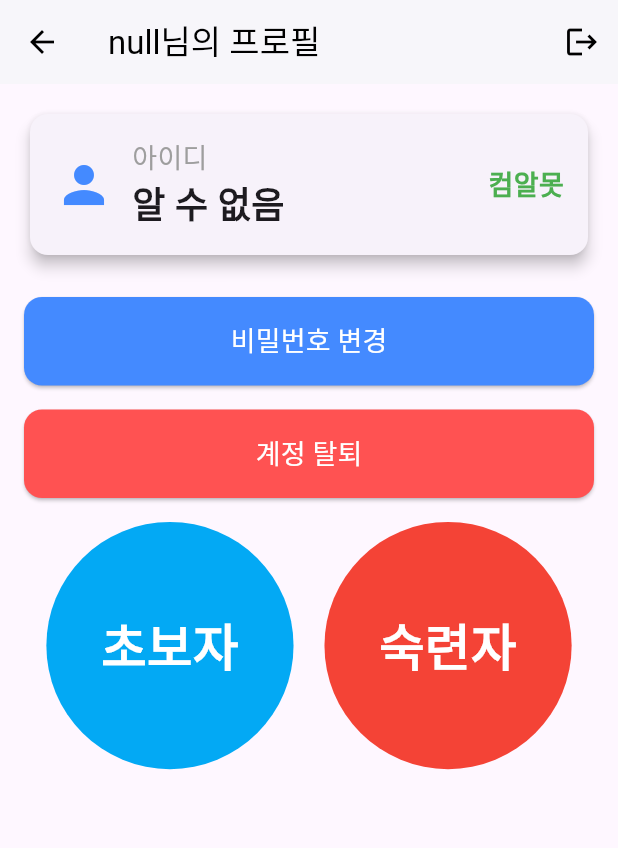
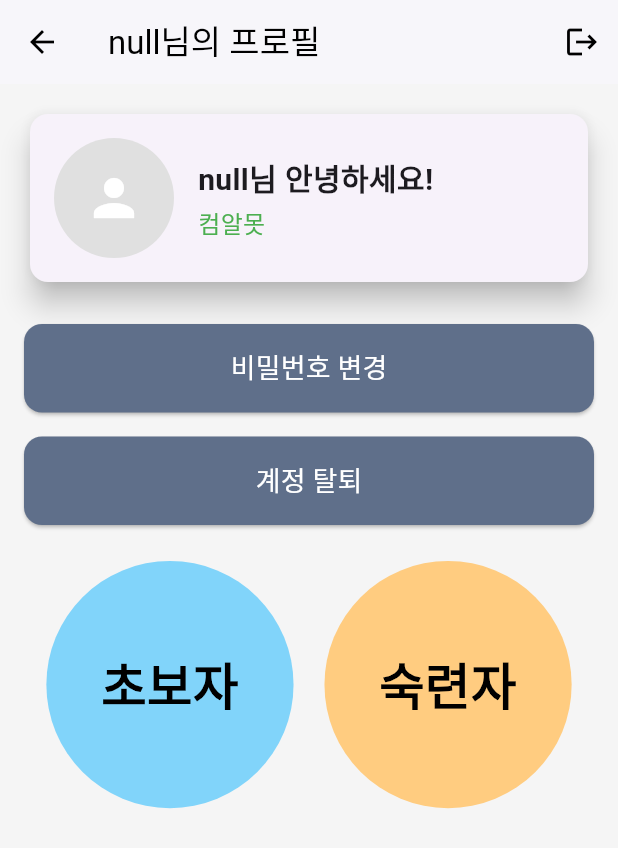
Before and after one commit to kjune922/Computer-Helper, a Flutter app: the ProfilePage screen opened by its route, after a tap on "숙련자", on a phone screen of 412 x 824 dp. Shown: the top 848 px of the screen. Run offline on Flutter 3.47's test engine with Material 3 defaults, Android fonts, the phone set to English and light mode, and no system bars; our stand-ins replace carousel_slider; project files that could hold a hidden picture were left out.

Commit message:
프로필디자인약간 변경

```diff
--- a/lib/pages/profile_page.dart
+++ b/lib/pages/profile_page.dart
@@ -1,6 +1,6 @@
-import 'package:com_recipe/Network.dart';
 import 'package:flutter/material.dart';
 import '../globals.dart';
+import '../Network.dart';
 
 class ProfilePage extends StatefulWidget {
   const ProfilePage({super.key});
@@ -12,23 +12,25 @@ class ProfilePage extends StatefulWidget {
 class _ProfilePageState extends State<ProfilePage> {
   Network changebegin = Network('http://116.124.191.174:15011/changeuserbool');
 
-  String beginOrNot ='';
+  String beginOrNot = '';
+
   @override
   void initState() {
     super.initState();
-    if(isBeginner){
-      beginOrNot ='컴알못';
-    }else{
-      beginOrNot ='컴잘알';
+    if (isBeginner) {
+      beginOrNot = '컴알못';
+    } else {
+      beginOrNot = '컴잘알';
     }
   }
+
   @override
   Widget build(BuildContext context) {
     final screenWidth = MediaQuery.of(context).size.width;
-    final screenHeight = MediaQuery.of(context).size.height;
+    final buttonSize = screenWidth * 0.4;
 
-    final buttonSize = screenWidth * 0.4;
     return Scaffold(
+      backgroundColor: Colors.grey[100],
       appBar: AppBar(
         title: Text(
           '${registeredUsername}님의 프로필',
@@ -40,74 +42,80 @@ class _ProfilePageState extends State<ProfilePage> {
         actions: [
           IconButton(
             onPressed: () {
-              showDialog(context: context, builder: (context){
+              showDialog(
+                context: context,
+                builder: (context) {
                   return AlertDialog(
                     title: Text('로그아웃 하시겠습니까?'),
                     actions: [
-                    TextButton(onPressed: (){
+                      TextButton(
+                          onPressed: () {
                             registeredUsername = null;
                             registeredUserLevel = null;
                             Navigator.pushReplacementNamed(context, '/');
-                    }, child: Text('로그아웃')),
-                    TextButton(onPressed: (){Navigator.pop(context);}, child: Text('취소'))
+                          },
+                          child: Text('로그아웃')),
+                      TextButton(
+                          onPressed: () {
+                            Navigator.pop(context);
+                          },
+                          child: Text('취소'))
                     ],
                   );
-              });
+                },
+              );
             },
             icon: Icon(Icons.logout),
           ),
         ],
       ),
-      body: Padding(
+      body: SingleChildScrollView(
+        child: Padding(
           padding: const EdgeInsets.all(16.0),
           child: Column(
+            crossAxisAlignment: CrossAxisAlignment.start,
             children: [
-            // 닉네임 카드
+              // 상단 프로필 카드
               Card(
                 shape: RoundedRectangleBorder(
                   borderRadius: BorderRadius.circular(12),
                 ),
-              elevation: 4,
+                elevation: 8,
                 child: Padding(
                   padding: const EdgeInsets.all(16.0),
                   child: Row(
-                  mainAxisAlignment: MainAxisAlignment.spaceBetween, // 아이템을 양 끝에 배치
                     children: [
-                    // 왼쪽: 아이콘과 텍스트
-                    Row(
-                      children: [
-                        Icon(
+                      Container(
+                        child: CircleAvatar(
+                          radius: 40,
+                          backgroundColor: Colors.grey[300],
+                          child: Icon(
                             Icons.person,
-                          color: Colors.blueAccent,
                             size: 40,
+                            color: Colors.white,
                           ),
-                        SizedBox(width: 12),
+                        ),
+                      ),
+                      SizedBox(width: 16),
                       Column(
                         crossAxisAlignment: CrossAxisAlignment.start,
                         children: [
                           Text(
-                              '아이디',
-                              style: TextStyle(fontSize: 18, color: Colors.grey),
-                            ),
-                            Text(
-                              registeredUsername ?? '알 수 없음',
+                            '${registeredUsername}님 안녕하세요!',
                             style: TextStyle(
-                                fontSize: 24,
+                              fontSize: 20,
                               fontWeight: FontWeight.bold,
                             ),
                           ),
-                          ],
+                          SizedBox(height: 4),
+                          Text(
+                            beginOrNot,
+                            style: TextStyle(
+                              fontSize: 16,
+                              color: Colors.green,
+                            ),
                           ),
                         ],
-                    ),
-                    // 오른쪽: 숙련자 / 초보자 텍스트
-                    Text(
-                      beginOrNot, // 또는 '초보자'로 변경 가능
-                      style: TextStyle(
-                        fontSize: 18,
-                        fontWeight: FontWeight.bold,
-                        color: Colors.green, // 색상은 필요에 따라 변경
-                      ),
                       ),
                     ],
                   ),
@@ -122,12 +130,12 @@ class _ProfilePageState extends State<ProfilePage> {
                   Navigator.pushNamed(context, '/reset_password');
                 },
                 style: ElevatedButton.styleFrom(
-                backgroundColor: Colors.blueAccent,
+                  backgroundColor: const Color.fromARGB(255, 95, 111, 138),
                   padding: EdgeInsets.symmetric(vertical: 16),
                   shape: RoundedRectangleBorder(
                     borderRadius: BorderRadius.circular(12),
                   ),
-                minimumSize: Size(double.infinity, 48), // 버튼 너비를 화면 가득 차게 설정
+                  minimumSize: Size(double.infinity, 48),
                 ),
                 child: Text(
                   '비밀번호 변경',
@@ -142,7 +150,7 @@ class _ProfilePageState extends State<ProfilePage> {
                   _showDeleteAccountDialog(context);
                 },
                 style: ElevatedButton.styleFrom(
-                backgroundColor: Colors.redAccent,
+                  backgroundColor: const Color.fromARGB(255, 95, 111, 138),
                   padding: EdgeInsets.symmetric(vertical: 16),
                   shape: RoundedRectangleBorder(
                     borderRadius: BorderRadius.circular(12),
@@ -154,16 +162,19 @@ class _ProfilePageState extends State<ProfilePage> {
                   style: TextStyle(fontSize: 18, color: Colors.white),
                 ),
               ),
-            SizedBox(height: 16),
+
+              SizedBox(height: 24),
+
+              // 초보자/숙련자 버튼
               Row(
                 mainAxisAlignment: MainAxisAlignment.center,
                 children: [
                   GestureDetector(
-                  onTap: () {//초보자 버튼
+                    onTap: () {
                       changebegin.updatedb(registeredUsername!, '1');
                       setState(() {
                         isBeginner = true;
-                      beginOrNot ='컴알못';
+                        beginOrNot = '컴알못';
                       });
                       ScaffoldMessenger.of(context).clearSnackBars();
                       ScaffoldMessenger.of(context).showSnackBar(
@@ -171,10 +182,10 @@ class _ProfilePageState extends State<ProfilePage> {
                           content: Text(
                             '초보자로 변경하셨습니다',
                             style: TextStyle(
-                            fontSize: 25,
+                              fontSize: 18,
                             ),
                           ),
-                        duration: Duration(seconds: 1), // 알림 지속 시간
+                          duration: Duration(seconds: 1),
                         ),
                       );
                     },
@@ -182,40 +193,40 @@ class _ProfilePageState extends State<ProfilePage> {
                       width: buttonSize,
                       height: buttonSize,
                       decoration: BoxDecoration(
-                      color: Colors.lightBlue,
+                        color: Colors.lightBlue[200],
                         shape: BoxShape.circle,
                       ),
                       child: Center(
                         child: Text(
                           '초보자',
                           style: TextStyle(
-                          color: Colors.white,
+                            color: Colors.black,
                             fontWeight: FontWeight.bold,
-                          fontSize: buttonSize * 0.2, // 버튼 크기에 비례한 글꼴 크기
+                            fontSize: buttonSize * 0.2,
                           ),
                           textAlign: TextAlign.center,
                         ),
                       ),
                     ),
                   ),
-                SizedBox(width: screenWidth * 0.05), // 버튼 간격 (화면 너비의 5%)
+                  SizedBox(width: screenWidth * 0.05),
                   GestureDetector(
-                  onTap: () {//숙련자 버튼
+                    onTap: () {
                       changebegin.updatedb(registeredUsername!, '0');
                       setState(() {
                         isBeginner = false;
-                      beginOrNot ='컴잘알';
+                        beginOrNot = '컴잘알';
                       });
                       ScaffoldMessenger.of(context).clearSnackBars();
                       ScaffoldMessenger.of(context).showSnackBar(
                         SnackBar(
                           content: Text(
-                          '숙련자로 변경하섰습니다',
+                            '숙련자로 변경하셨습니다',
                             style: TextStyle(
-                            fontSize: 25,
+                              fontSize: 18,
                             ),
                           ),
-                        duration: Duration(seconds: 1), // 알림 지속 시간
+                          duration: Duration(seconds: 1),
                         ),
                       );
                     },
@@ -223,16 +234,16 @@ class _ProfilePageState extends State<ProfilePage> {
                       width: buttonSize,
                       height: buttonSize,
                       decoration: BoxDecoration(
-                      color: Colors.red,
+                        color: Colors.orange[200],
                         shape: BoxShape.circle,
                       ),
                       child: Center(
                         child: Text(
                           '숙련자',
                           style: TextStyle(
-                          color: Colors.white,
+                            color: Colors.black,
                             fontWeight: FontWeight.bold,
-                          fontSize: buttonSize * 0.2, // 버튼 크기에 비례한 글꼴 크기
+                            fontSize: buttonSize * 0.2,
                           ),
                           textAlign: TextAlign.center,
                         ),
@@ -244,10 +255,10 @@ class _ProfilePageState extends State<ProfilePage> {
             ],
           ),
         ),
+      ),
     );
   }
 
-  // 계정 탈퇴 확인 팝업 함수
   void _showDeleteAccountDialog(BuildContext context) {
     showDialog(
       context: context,
@@ -262,16 +273,19 @@ class _ProfilePageState extends State<ProfilePage> {
             TextButton(
               onPressed: () async {
                 String? user = registeredUsername;
-                final Network _network = Network("http://116.124.191.174:15011/usernagam");
-                await _network.updatedb(user!,'');
+                final Network _network =
+                    Network("http://116.124.191.174:15011/usernagam");
+                await _network.updatedb(user!, '');
 
-                registeredUsername  = null;
+                registeredUsername = null;
                 registeredPassword = null;
                 registeredUserLevel = null;
                 Navigator.pushReplacementNamed(context, '/');
               },
-              child: Text('탈퇴',
-              style: TextStyle(color: Colors.red),),
+              child: Text(
+                '탈퇴',
+                style: TextStyle(color: Colors.red),
+              ),
             ),
             TextButton(
               onPressed: () {
```
Lines whose indentation alone changed are shown as unchanged.
